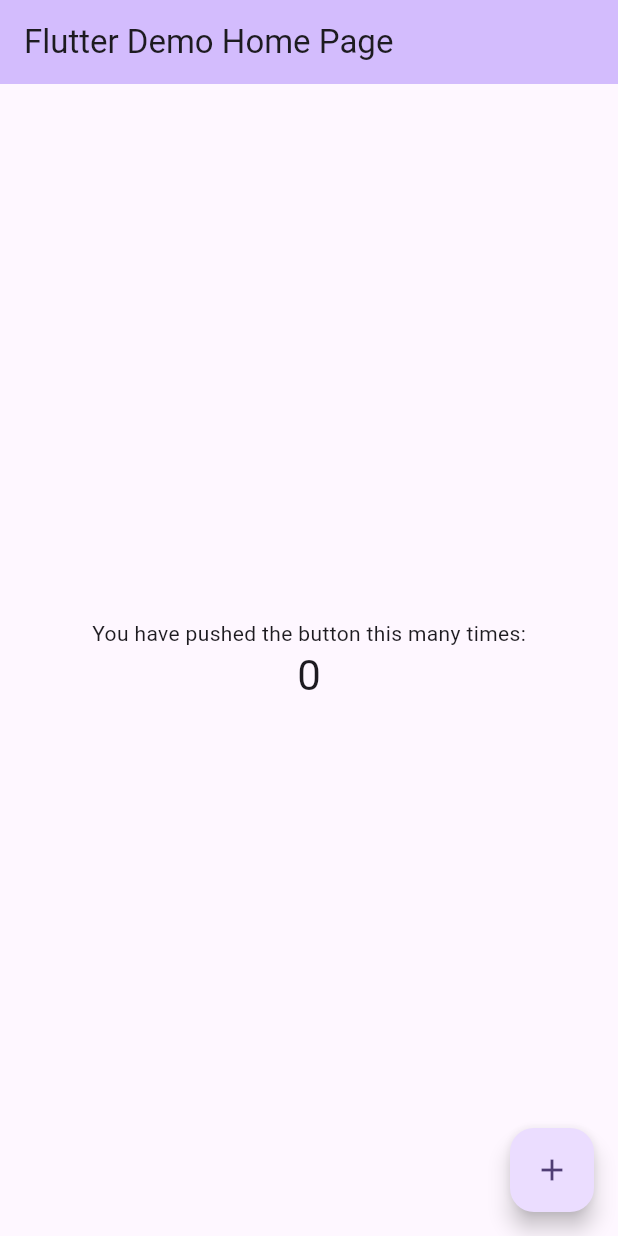
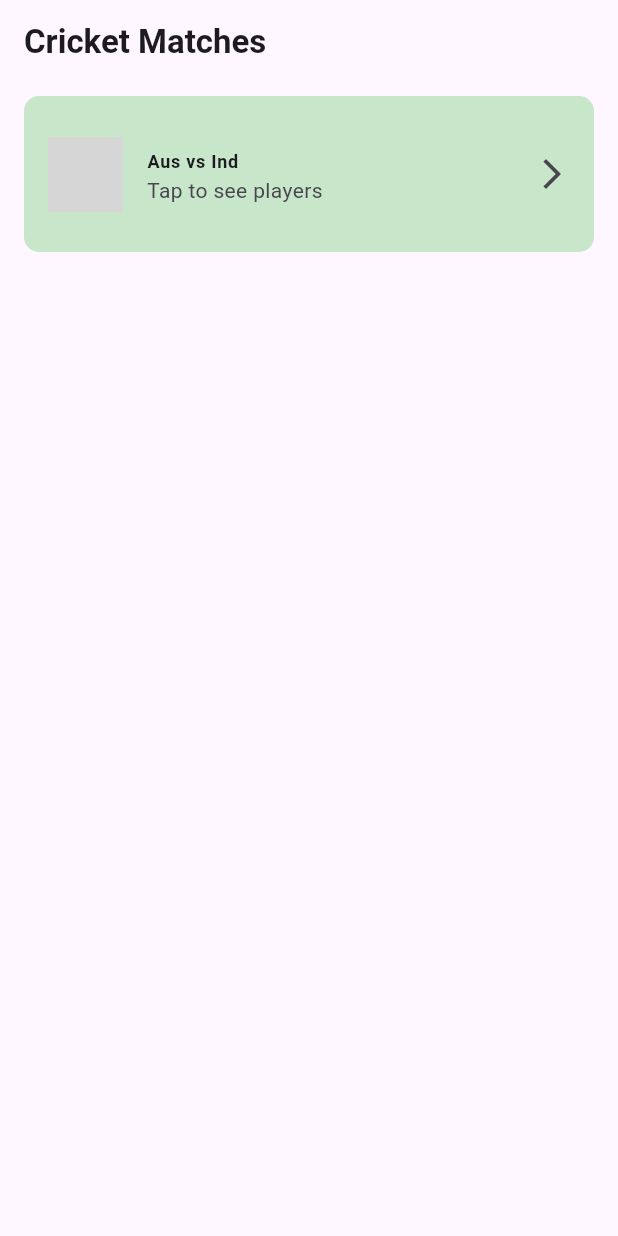
Before and after one commit to riteshpn/cricket, a Flutter app: the screen it shows after launch, on a phone screen of 412 x 824 dp. Run offline on Flutter 3.47's test engine with Material 3 defaults, Android fonts, the phone set to English and light mode, and no system bars; network calls fail; grey boxes are pictures that could not be loaded.

Commit message:
add_repo_class ui model class view model

```diff
--- /dev/null
+++ b/lib/cricket/model/data_model.dart/cricket_data_model.dart
@@ -0,0 +1,63 @@
+// post_detail_data_model.dart
+class ApiResponse {
+  final List<Team> data;
+  final String status;
+
+  ApiResponse({required this.data, required this.status});
+
+  factory ApiResponse.fromJson(Map<String, dynamic> json) {
+    return ApiResponse(
+      data: (json['data'] as List).map((e) => Team.fromJson(e)).toList(),
+      status: json['status'],
+    );
+  }
+}
+
+class Team {
+  final String teamName;
+  final String img;
+  final List<Player> players;
+
+  Team({required this.teamName, required this.img, required this.players});
+
+  factory Team.fromJson(Map<String, dynamic> json) {
+    return Team(
+      teamName: json['teamName'],
+      img: json['img'],
+      players:
+          (json['players'] as List).map((e) => Player.fromJson(e)).toList(),
+    );
+  }
+}
+
+class Player {
+  final String id;
+  final String name;
+  final String role;
+  final String battingStyle;
+  final String? bowlingStyle;
+  final String country;
+  final String playerImg;
+
+  Player({
+    required this.id,
+    required this.name,
+    required this.role,
+    required this.battingStyle,
+    this.bowlingStyle,
+    required this.country,
+    required this.playerImg,
+  });
+
+  factory Player.fromJson(Map<String, dynamic> json) {
+    return Player(
+      id: json['id'],
+      name: json['name'],
+      role: json['role'],
+      battingStyle: json['battingStyle'],
+      bowlingStyle: json['bowlingStyle'],
+      country: json['country'],
+      playerImg: json['playerImg'],
+    );
+  }
+}
--- /dev/null
+++ b/lib/cricket/model/domai_model.dart/domain_cricket_model.dart
@@ -0,0 +1,39 @@
+// class DomainCricketModel {
+//   final String teamName;
+//   final String img;
+//   final List<String> players;
+//   DomainCricketModel({
+//     required this.teamName,
+//     required this.img,
+//     required this.players,
+//   });
+// }
+// domain_cricket_model.dart
+
+
+class DomainCricketModel {
+  final String teamName;
+  final String img;
+  final List<DomainPlayerModel> players;
+
+  DomainCricketModel({
+    required this.teamName,
+    required this.img,
+    required this.players,
+  });
+}
+class DomainPlayerModel {
+  final String name;
+  final String role;
+  final String battingStyle;
+  final String bowlingStyle;
+  final String country;
+
+  DomainPlayerModel({
+    required this.name,
+    required this.role,
+    required this.battingStyle,
+    required this.bowlingStyle,
+    required this.country,
+  });
+}
--- /dev/null
+++ b/lib/cricket/repo/cricket_repo_service.dart
@@ -0,0 +1,22 @@
+// api_service_impl.dart
+import 'dart:convert';
+
+import 'package:cricket/cricket/model/data_model.dart/cricket_data_model.dart';
+import 'package:cricket/cricket/repo/cricket_repo_class.dart';
+import 'package:http/http.dart' as http;
+
+class ApiServiceImpl implements IApiService {
+  final String _url =
+      "https://api.cricapi.com/v1/series_squad?apikey=74a1470c-536e-4031-be51-071779827df0&id=75e7d04b-267a-4e76-9f5a-5cbbf4f4a983";
+
+  @override
+  Future<ApiResponse> fetchTeamDetails() async {
+    final response = await http.get(Uri.parse(_url));
+    if (response.statusCode == 200) {
+      final data = json.decode(response.body);
+      return ApiResponse.fromJson(data);
+    } else {
+      throw Exception('Failed to load team details');
+    }
+  }
+}
--- /dev/null
+++ b/lib/cricket/view/cricket_screen.dart
@@ -0,0 +1,67 @@
+import 'package:cricket/cricket/view/player_detail_screen.dart';
+import 'package:cricket/cricket/view_model/cricket_view_model.dart';
+import 'package:flutter/material.dart';
+import 'package:provider/provider.dart';
+
+class CricketListScreen extends StatelessWidget {
+  @override
+  Widget build(BuildContext context) {
+    return Scaffold(
+      appBar: AppBar(
+        title: Consumer<CricketProvider>(
+          builder: (context, cricketProvider, child) {
+            return Text(
+              cricketProvider.cricketMatches,
+              style: const TextStyle(fontWeight: FontWeight.bold),
+            );
+          },
+        ),
+      ),
+      body: Consumer<CricketProvider>(
+        builder: (context, cricketProvider, child) {
+          return ListView.builder(
+            itemCount: cricketProvider.cricket.length,
+            itemBuilder: (context, index) {
+              final match = cricketProvider.cricket[index];
+
+              return Card(
+                color: Colors.green.shade100,
+                margin: const EdgeInsets.symmetric(vertical: 8, horizontal: 16),
+                elevation: 0,
+                shape: RoundedRectangleBorder(
+                    borderRadius: BorderRadius.circular(10)),
+                child: ListTile(
+                  contentPadding: const EdgeInsets.all(16),
+                  leading: ClipRRect(
+                    borderRadius: BorderRadius.circular(5),
+                    child: Image.network(
+                      match.img,
+                      width: 50,
+                      height: 50,
+                      fit: BoxFit.cover,
+                    ),
+                  ),
+                  title: Text(
+                    match.teamName,
+                    style: TextStyle(fontWeight: FontWeight.bold, fontSize: 12),
+                  ),
+                  subtitle: Text('Tap to see players'),
+                  trailing: Icon(Icons.arrow_forward_ios),
+                  onTap: () {
+                    Navigator.push(
+                      context,
+                      MaterialPageRoute(
+                        builder: (context) => PlayerListScreen(
+                            players: match.players, teamName: match.teamName),
+                      ),
+                    );
+                  },
+                ),
+              );
+            },
+          );
+        },
+      ),
+    );
+  }
+}
--- /dev/null
+++ b/lib/cricket/view_model/cricket_view_model.dart
@@ -0,0 +1,81 @@
+import 'package:cricket/cricket/model/data_model.dart/cricket_data_model.dart'; // API response models
+import 'package:cricket/cricket/model/domai_model.dart/domain_cricket_model.dart'; // Domain models
+import 'package:cricket/cricket/repo/cricket_repo_service.dart'; // API service
+import 'package:flutter/material.dart';
+
+class CricketProvider extends ChangeNotifier {
+  String cricketMatches = "Cricket Matches";
+  List<DomainCricketModel> _cricket = [
+    DomainCricketModel(
+      teamName: "Aus vs Ind",
+      img:"https://www.cricadium.com/wp-content/uploads/2024/10/Cricadium-2024-10-12T183240.828-jpg.webp",
+      players: [
+        DomainPlayerModel(
+          name: "Virat Kohli",
+          role: "Batsman",
+          battingStyle: "Right Handed Bat",
+          bowlingStyle: "None",
+          country: "India",
+        ),
+        DomainPlayerModel(
+          name: "Player 2",
+          role: "Bowler",
+          battingStyle: "Left Handed Bat",
+          bowlingStyle: "Right-arm offbreak",
+          country: "Australia",
+        ),
+      ],
+    )
+  ];
+
+  List<DomainCricketModel> get cricket => _cricket;
+
+  CricketProvider() {
+    _initialize();
+  }
+
+  void _initialize() async {
+    await fetchCricketData();
+  }
+
+  Future<void> fetchCricketData() async {
+    notifyListeners();
+    final cricketService = ApiServiceImpl();
+    try {
+      ApiResponse cricketTeamList = await cricketService.fetchTeamDetails();
+
+      List<DomainCricketModel> cricketTeamNames = [];
+      for (int i = 0; i < cricketTeamList.data.length; i++) {
+        var team = cricketTeamList.data[i];
+        print(team);
+
+        List<DomainPlayerModel> playerDetails = [];
+        for (int p = 0; p < team.players.length; p++) {
+          var player = team.players[p];
+
+          var playerDomainModel = DomainPlayerModel(
+            name: player.name,
+            role: player.role,
+            battingStyle: player.battingStyle,
+            bowlingStyle: player.bowlingStyle ?? "None",
+            country: player.country,
+          );
+
+          playerDetails.add(playerDomainModel);
+        }
+        var cricketModel = DomainCricketModel(
+          teamName: team.teamName,
+          img: team.img,
+          players: playerDetails,
+        );
+
+        cricketTeamNames.add(cricketModel);
+      }
+
+      _cricket = cricketTeamNames;
+      notifyListeners();
+    } catch (e) {
+      print('Error fetching cricket data: $e');
+    }
+  }
+}
--- a/lib/main.dart
+++ b/lib/main.dart
@@ -1,125 +1,22 @@
+import 'package:cricket/cricket/view/cricket_screen.dart';
+import 'package:cricket/cricket/view_model/cricket_view_model.dart';
 import 'package:flutter/material.dart';
+import 'package:provider/provider.dart';
 
 void main() {
-  runApp(const MyApp());
+  runApp(
+    ChangeNotifierProvider(
+      create: (context) => CricketProvider(),
+      child: MyApp(),
+    ),
+  );
 }
 
 class MyApp extends StatelessWidget {
-  const MyApp({super.key});
-
-  // This widget is the root of your application.
   @override
   Widget build(BuildContext context) {
     return MaterialApp(
-      title: 'Flutter Demo',
-      theme: ThemeData(
-        // This is the theme of your application.
-        //
-        // TRY THIS: Try running your application with "flutter run". You'll see
-        // the application has a purple toolbar. Then, without quitting the app,
-        // try changing the seedColor in the colorScheme below to Colors.green
-        // and then invoke "hot reload" (save your changes or press the "hot
-        // reload" button in a Flutter-supported IDE, or press "r" if you used
-        // the command line to start the app).
-        //
-        // Notice that the counter didn't reset back to zero; the application
-        // state is not lost during the reload. To reset the state, use hot
-        // restart instead.
-        //
-        // This works for code too, not just values: Most code changes can be
-        // tested with just a hot reload.
-        colorScheme: ColorScheme.fromSeed(seedColor: Colors.deepPurple),
-        useMaterial3: true,
-      ),
-      home: const MyHomePage(title: 'Flutter Demo Home Page'),
+      home: CricketListScreen(),
     );
   }
 }
-
-class MyHomePage extends StatefulWidget {
-  const MyHomePage({super.key, required this.title});
-
-  // This widget is the home page of your application. It is stateful, meaning
-  // that it has a State object (defined below) that contains fields that affect
-  // how it looks.
-
-  // This class is the configuration for the state. It holds the values (in this
-  // case the title) provided by the parent (in this case the App widget) and
-  // used by the build method of the State. Fields in a Widget subclass are
-  // always marked "final".
-
-  final String title;
-
-  @override
-  State<MyHomePage> createState() => _MyHomePageState();
-}
-
-class _MyHomePageState extends State<MyHomePage> {
-  int _counter = 0;
-
-  void _incrementCounter() {
-    setState(() {
-      // This call to setState tells the Flutter framework that something has
-      // changed in this State, which causes it to rerun the build method below
-      // so that the display can reflect the updated values. If we changed
-      // _counter without calling setState(), then the build method would not be
-      // called again, and so nothing would appear to happen.
-      _counter++;
-    });
-  }
-
-  @override
-  Widget build(BuildContext context) {
-    // This method is rerun every time setState is called, for instance as done
-    // by the _incrementCounter method above.
-    //
-    // The Flutter framework has been optimized to make rerunning build methods
-    // fast, so that you can just rebuild anything that needs updating rather
-    // than having to individually change instances of widgets.
-    return Scaffold(
-      appBar: AppBar(
-        // TRY THIS: Try changing the color here to a specific color (to
-        // Colors.amber, perhaps?) and trigger a hot reload to see the AppBar
-        // change color while the other colors stay the same.
-        backgroundColor: Theme.of(context).colorScheme.inversePrimary,
-        // Here we take the value from the MyHomePage object that was created by
-        // the App.build method, and use it to set our appbar title.
-        title: Text(widget.title),
-      ),
-      body: Center(
-        // Center is a layout widget. It takes a single child and positions it
-        // in the middle of the parent.
-        child: Column(
-          // Column is also a layout widget. It takes a list of children and
-          // arranges them vertically. By default, it sizes itself to fit its
-          // children horizontally, and tries to be as tall as its parent.
-          //
-          // Column has various properties to control how it sizes itself and
-          // how it positions its children. Here we use mainAxisAlignment to
-          // center the children vertically; the main axis here is the vertical
-          // axis because Columns are vertical (the cross axis would be
-          // horizontal).
-          //
-          // TRY THIS: Invoke "debug painting" (choose the "Toggle Debug Paint"
-          // action in the IDE, or press "p" in the console), to see the
-          // wireframe for each widget.
-          mainAxisAlignment: MainAxisAlignment.center,
-          children: <Widget>[
-            const Text(
-              'You have pushed the button this many times:',
-            ),
-            Text(
-              '$_counter',
-              style: Theme.of(context).textTheme.headlineMedium,
-            ),
-          ],
-        ),
-      ),
-      floatingActionButton: FloatingActionButton(
-        onPressed: _incrementCounter,
-        tooltip: 'Increment',
-        child: const Icon(Icons.add),
-      ), // This trailing comma makes auto-formatting nicer for build methods.
-    );
-  }
-}
--- a/pubspec.yaml
+++ b/pubspec.yaml
@@ -35,6 +35,8 @@ dependencies:
   # The following adds the Cupertino Icons font to your application.
   # Use with the CupertinoIcons class for iOS style icons.
   cupertino_icons: ^1.0.8
+  provider: ^6.1.2
+  http: ^1.2.2
 
 dev_dependencies:
   flutter_test:
```
Also changed, not shown: lib/cricket/repo/cricket_repo_class.dart (added, +7 -0 lines), lib/cricket/view/player_detail_screen.dart (added, +40 -0 lines), lib/cricket/view/players_details.dart (added, +36 -0 lines), pubspec.lock.
